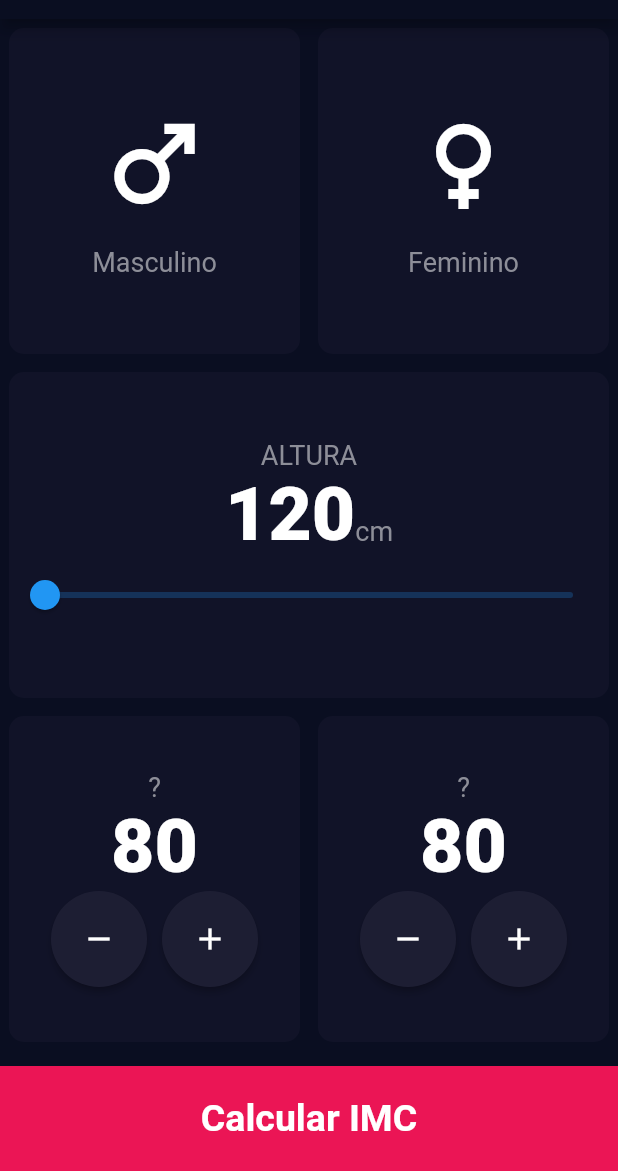
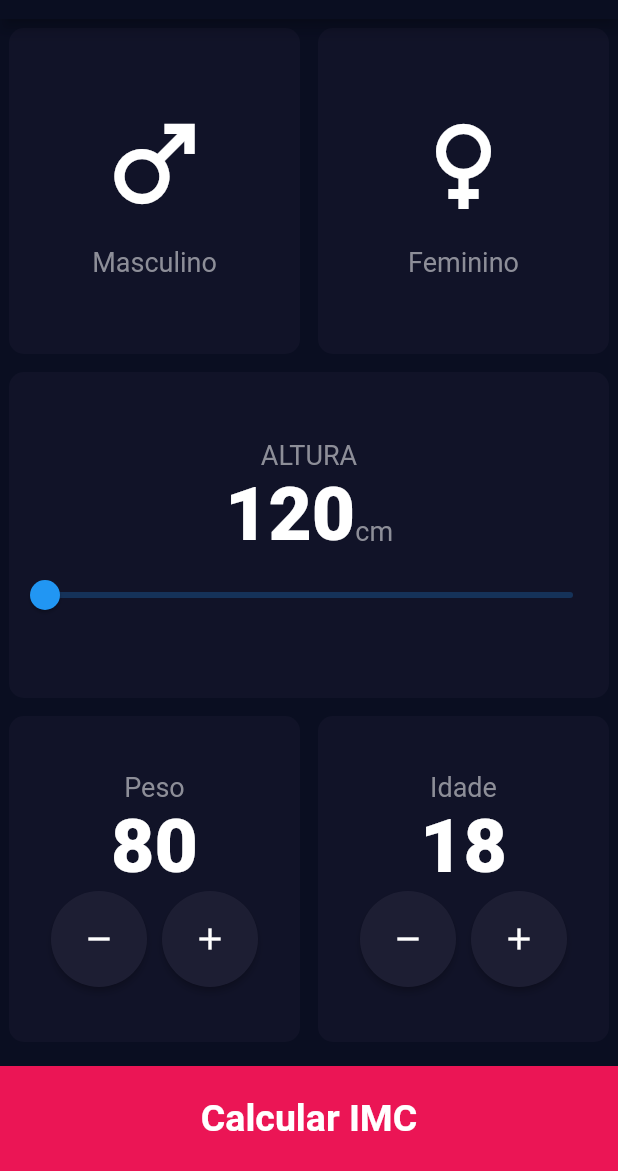
Before and after one commit to TiagoAlcan/Calc_imc, a Flutter app: the screen it shows after launch, on a phone screen of 412 x 824 dp, the part 65-1236 px from its top. Run offline on Flutter 3.47's test engine with Material 2 defaults, Android fonts, the phone set to English and light mode, and no system bars.

Commit message:
Update contador.dart

```diff
--- a/lib/components/contador.dart
+++ b/lib/components/contador.dart
@@ -2,26 +2,37 @@ import '../constants.dart';
 import 'package:flutter/material.dart';
 
 class Contador extends StatelessWidget {
-  const Contador({super.key});
+  final String label;
+  final int value;
+  final void Function() onIncrement;
+  final void Function() onDecrement;
+
+  const Contador({
+    super.key,
+    required this.label,
+    required this.value,
+    required this.onIncrement,
+    required this.onDecrement,
+  });
 
   @override
   Widget build(BuildContext context) {
     return Column(
       mainAxisAlignment: MainAxisAlignment.center,
       children: [
-        const Text(
-          '?',
+        Text(
+          label,
           style: labelTextStyle,
         ),
-        const Text(
-          '80',
+        Text(
+          '$value',
           style: numberTextStyle,
         ),
         Row(
           mainAxisAlignment: MainAxisAlignment.center,
           children: [
             ElevatedButton(
-              onPressed: () {},
+              onPressed: onDecrement,
               style: ElevatedButton.styleFrom(
                 backgroundColor: activeCardColour,
                 shape: const CircleBorder(),
@@ -33,7 +44,7 @@ class Contador extends StatelessWidget {
               width: 10.0,
             ),
             ElevatedButton(
-              onPressed: () {},
+              onPressed: onIncrement,
               style: ElevatedButton.styleFrom(
                 backgroundColor: activeCardColour,
                 shape: const CircleBorder(),
```
